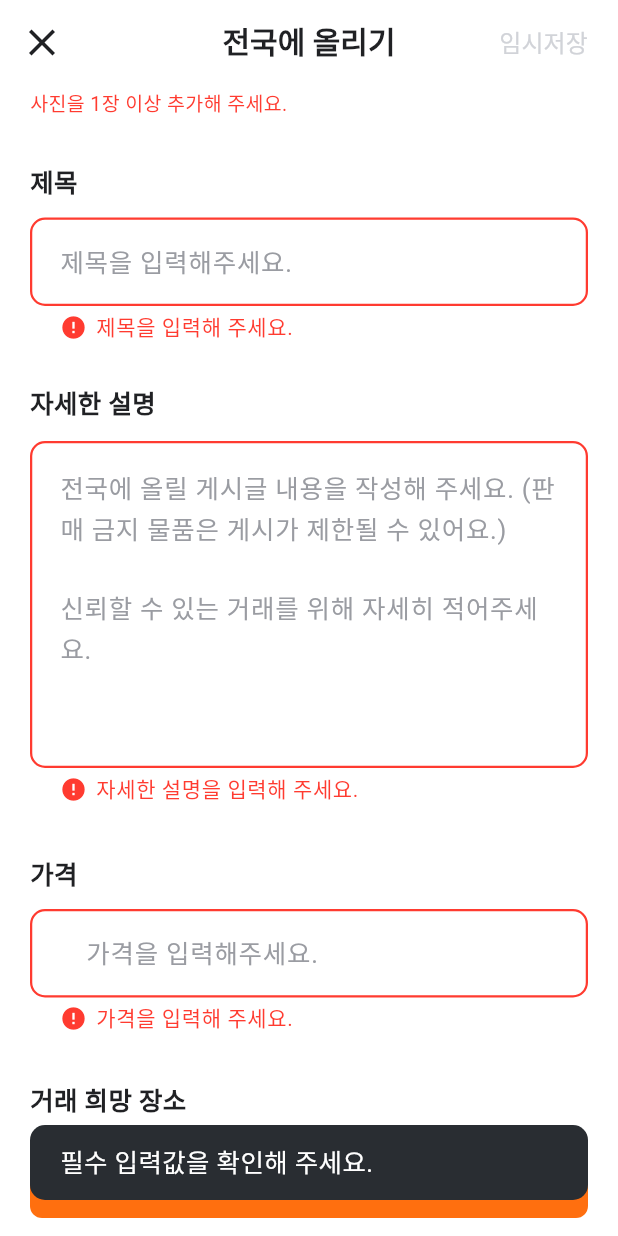
After one commit to starton-2026-team1/starton-team1-mini, a Flutter app: the ProductSellPage screen opened directly, scrolled down 111 dp, after a tap on "작성 완료", on a phone screen of 412 x 824 dp. The commit adds this screen. Run offline on Flutter 3.47's test engine with Material 3 defaults, Android fonts, the phone set to English and light mode, and no system bars; our stand-ins replace flutter_secure_storage, image_picker, shared_preferences; missing offline and left inert: photo_manager; accounts and stored records are empty.

Commit message:
[Feat] 경매 올리기, 임시저장

```diff
--- /dev/null
+++ b/frontend/lib/features/product/controllers/product_sell_controller.dart
@@ -0,0 +1,100 @@
+import 'package:flutter/material.dart';
+import 'package:flutter/services.dart';
+
+import '../models/product_sell_form.dart';
+
+enum ProductSellField { images, title, description, price, place }
+
+class ProductSellController extends ChangeNotifier {
+  ProductSellController() {
+    for (final controller in _textControllers) {
+      controller.addListener(_handleChanged);
+    }
+  }
+
+  static final priceFormatter = FilteringTextInputFormatter.digitsOnly;
+
+  final titleController = TextEditingController();
+  final descriptionController = TextEditingController();
+  final priceController = TextEditingController();
+  final placeController = TextEditingController();
+  final Map<ProductSellField, String> errors = {};
+
+  List<String> imagePaths = [];
+  bool isDirty = false;
+  List<TextEditingController> get _textControllers => [
+    titleController,
+    descriptionController,
+    priceController,
+    placeController,
+  ];
+
+  void setImages(List<String> paths) {
+    imagePaths = paths;
+    clearError(ProductSellField.images);
+    isDirty = true;
+    notifyListeners();
+  }
+
+  void clearError(ProductSellField field) {
+    if (errors.remove(field) != null) {
+      notifyListeners();
+    }
+  }
+
+  void markSaved() {
+    if (!isDirty) {
+      return;
+    }
+    isDirty = false;
+    notifyListeners();
+  }
+
+  ProductSellForm? buildForm() {
+    errors.clear();
+
+    if (imagePaths.isEmpty) {
+      errors[ProductSellField.images] = '사진을 1장 이상 추가해 주세요.';
+    }
+    if (titleController.text.trim().isEmpty) {
+      errors[ProductSellField.title] = '제목을 입력해 주세요.';
+    }
+    if (descriptionController.text.trim().isEmpty) {
+      errors[ProductSellField.description] = '자세한 설명을 입력해 주세요.';
+    }
+    final price = int.tryParse(priceController.text);
+    if (price == null || price <= 0) {
+      errors[ProductSellField.price] = '가격을 입력해 주세요.';
+    }
+    if (placeController.text.trim().isEmpty) {
+      errors[ProductSellField.place] = '거래 희망 장소를 입력해 주세요.';
+    }
+
+    notifyListeners();
+    if (errors.isNotEmpty) {
+      return null;
+    }
+
+    return ProductSellForm(
+      imagePaths: List.unmodifiable(imagePaths),
+      title: titleController.text.trim(),
+      description: descriptionController.text.trim(),
+      price: price!,
+      place: placeController.text.trim(),
+    );
+  }
+
+  void _handleChanged() {
+    isDirty = true;
+    notifyListeners();
+  }
+
+  @override
+  void dispose() {
+    for (final controller in _textControllers) {
+      controller.removeListener(_handleChanged);
+      controller.dispose();
+    }
+    super.dispose();
+  }
+}
--- /dev/null
+++ b/frontend/lib/features/product/models/product_sell_draft.dart
@@ -0,0 +1,39 @@
+class ProductSellDraft {
+  const ProductSellDraft({
+    required this.title,
+    required this.description,
+    required this.price,
+    required this.place,
+    this.imagePaths = const [],
+  });
+
+  final String title;
+  final String description;
+  final String price;
+  final String place;
+  final List<String> imagePaths;
+
+  Map<String, dynamic> toJson() {
+    return {
+      'title': title,
+      'description': description,
+      'price': price,
+      'place': place,
+      'imagePaths': imagePaths,
+    };
+  }
+
+  factory ProductSellDraft.fromJson(Map<String, dynamic> json) {
+    return ProductSellDraft(
+      title: json['title'] as String? ?? '',
+      description: json['description'] as String? ?? '',
+      price: json['price'] as String? ?? '',
+      place: json['place'] as String? ?? '',
+      imagePaths:
+          (json['imagePaths'] as List<dynamic>?)
+              ?.whereType<String>()
+              .toList() ??
+          const [],
+    );
+  }
+}
--- /dev/null
+++ b/frontend/lib/features/product/models/product_sell_form.dart
@@ -0,0 +1,15 @@
+class ProductSellForm {
+  const ProductSellForm({
+    required this.imagePaths,
+    required this.title,
+    required this.description,
+    required this.price,
+    required this.place,
+  });
+
+  final List<String> imagePaths;
+  final String title;
+  final String description;
+  final int price;
+  final String place;
+}
--- a/frontend/lib/features/product/pages/product_list_page.dart
+++ b/frontend/lib/features/product/pages/product_list_page.dart
@@ -9,6 +9,8 @@ import '../../auction/widgets/auction_draft_dialog.dart';
 import '../data/combined_product_feed.dart';
 import '../models/product_category.dart';
 import '../models/product_preview.dart';
+import '../services/product_sell_draft_storage.dart';
+import 'product_sell_page.dart';
 import '../widgets/combined_product_list.dart';
 import '../widgets/product_category_bar.dart';
 import '../widgets/product_create_menu.dart';
@@ -123,6 +125,32 @@ class _ProductListPageState extends State<ProductListPage> {
 
   Future<void> _handleCreateMenuSelected(String label) async {
     _closeCreateMenu();
+    if (label == '내 물건 팔기') {
+      final storage = ProductSellDraftStorage();
+      final draft = await storage.load();
+      if (!mounted) return;
+
+      if (draft != null) {
+        final choice = await showAuctionDraftDialog(
+          context: context,
+          title: '작성 중인 글이 있어요',
+          message: '글을 이어서 쓸까요?',
+          primaryLabel: '이어서 쓰기',
+          secondaryLabel: '새로 쓰기',
+        );
+        if (!mounted || choice == null) return;
+        if (choice == AuctionDraftChoice.secondary) {
+          await storage.clear();
+          if (!mounted) return;
+        }
+      }
+
+      await Navigator.of(
+        context,
+      ).push<void>(MaterialPageRoute(builder: (_) => const ProductSellPage()));
+      return;
+    }
+
     if (label == '경매 등록') {
       final storage = AuctionDraftStorage();
       final draft = await storage.load();
--- /dev/null
+++ b/frontend/lib/features/product/pages/product_sell_page.dart
@@ -0,0 +1,281 @@
+import 'package:flutter/material.dart';
+import 'package:frontend/shared/theme/app_colors.dart';
+import 'package:frontend/shared/widgets/app_snack_bar.dart';
+
+import '../../auction/widgets/auction_form_section.dart';
+import '../../auction/widgets/auction_draft_dialog.dart';
+import '../../auction/widgets/auction_image_picker.dart';
+import '../controllers/product_sell_controller.dart';
+import '../models/product_sell_draft.dart';
+import '../models/product_sell_form.dart';
+import '../services/product_sell_draft_storage.dart';
+
+class ProductSellPage extends StatefulWidget {
+  const ProductSellPage({this.onSubmitted, super.key});
+
+  final ValueChanged<ProductSellForm>? onSubmitted;
+
+  @override
+  State<ProductSellPage> createState() => _ProductSellPageState();
+}
+
+class _ProductSellPageState extends State<ProductSellPage> {
+  final _controller = ProductSellController();
+  final _draftStorage = ProductSellDraftStorage();
+  bool _canPop = false;
+
+  @override
+  void initState() {
+    super.initState();
+    _restoreDraft();
+  }
+
+  @override
+  void dispose() {
+    _controller.dispose();
+    super.dispose();
+  }
+
+  Future<void> _submit() async {
+    FocusScope.of(context).unfocus();
+    final form = _controller.buildForm();
+    if (form == null) {
+      showAppSnackBar(context, '필수 입력값을 확인해 주세요.');
+      return;
+    }
+
+    widget.onSubmitted?.call(form);
+    await _draftStorage.clear();
+    if (!mounted) return;
+    _controller.markSaved();
+    setState(() => _canPop = true);
+    Navigator.of(context).pop(form);
+  }
+
+  @override
+  Widget build(BuildContext context) {
+    return PopScope(
+      canPop: _canPop,
+      onPopInvokedWithResult: (didPop, _) {
+        if (!didPop) _requestClose();
+      },
+      child: Scaffold(
+        backgroundColor: AppColors.white,
+        appBar: AppBar(
+          backgroundColor: AppColors.white,
+          surfaceTintColor: AppColors.transparent,
+          centerTitle: true,
+          leading: IconButton(
+            onPressed: _requestClose,
+            icon: const Icon(Icons.close, size: 30),
+          ),
+          title: const Text(
+            '전국에 올리기',
+            style: TextStyle(fontSize: 20, fontWeight: FontWeight.w700),
+          ),
+          actions: [
+            AnimatedBuilder(
+              animation: _controller,
+              builder: (context, _) {
+                return TextButton(
+                  onPressed: _controller.isDirty ? _saveDraft : null,
+                  style: TextButton.styleFrom(
+                    foregroundColor: AppColors.textPrimary,
+                    disabledForegroundColor: AppColors.border,
+                  ),
+                  child: const Text('임시저장', style: TextStyle(fontSize: 16)),
+                );
+              },
+            ),
+            const SizedBox(width: 8),
+          ],
+        ),
+        body: SafeArea(
+          top: false,
+          child: AnimatedBuilder(
+            animation: _controller,
+            builder: (context, _) {
+              return Column(
+                children: [
+                  Expanded(
+                    child: ListView(
+                      padding: const EdgeInsets.fromLTRB(20, 18, 20, 28),
+                      children: [
+                        AuctionImagePicker(
+                          imagePaths: _controller.imagePaths,
+                          onChanged: _controller.setImages,
+                          onMessage: (message) =>
+                              showAppSnackBar(context, message),
+                          errorText:
+                              _controller.errors[ProductSellField.images],
+                        ),
+                        const SizedBox(height: 30),
+                        AuctionFormSection(
+                          title: '제목',
+                          child: AuctionTextField(
+                            controller: _controller.titleController,
+                            hintText: '제목을 입력해주세요.',
+                            errorText:
+                                _controller.errors[ProductSellField.title],
+                            onChanged: (_) =>
+                                _controller.clearError(ProductSellField.title),
+                          ),
+                        ),
+                        const SizedBox(height: 28),
+                        AuctionFormSection(
+                          title: '자세한 설명',
+                          child: AuctionTextField(
+                            controller: _controller.descriptionController,
+                            hintText:
+                                '전국에 올릴 게시글 내용을 작성해 주세요. '
+                                '(판매 금지 물품은 게시가 제한될 수 있어요.)\n\n'
+                                '신뢰할 수 있는 거래를 위해 자세히 적어주세요.',
+                            maxLines: 7,
+                            errorText: _controller
+                                .errors[ProductSellField.description],
+                            onChanged: (_) => _controller.clearError(
+                              ProductSellField.description,
+                            ),
+                          ),
+                        ),
+                        const SizedBox(height: 34),
+                        _PriceSection(controller: _controller),
+                        const SizedBox(height: 32),
+                        AuctionFormSection(
+                          title: '거래 희망 장소',
+                          child: AuctionTextField(
+                            controller: _controller.placeController,
+                            hintText: '거래 희망 장소를 입력해 주세요.',
+                            suffixIcon: const Icon(
+                              Icons.place_outlined,
+                              color: AppColors.textSecondary,
+                            ),
+                            errorText:
+                                _controller.errors[ProductSellField.place],
+                            onChanged: (_) =>
+                                _controller.clearError(ProductSellField.place),
+                          ),
+                        ),
+                      ],
+                    ),
+                  ),
+                  Padding(
+                    padding: const EdgeInsets.fromLTRB(20, 10, 20, 12),
+                    child: SizedBox(
+                      width: double.infinity,
+                      height: 56,
+                      child: FilledButton(
+                        onPressed: _submit,
+                        style: FilledButton.styleFrom(
+                          backgroundColor: AppColors.primary,
+                          foregroundColor: AppColors.white,
+                          shape: RoundedRectangleBorder(
+                            borderRadius: BorderRadius.circular(8),
+                          ),
+                        ),
+                        child: const Text(
+                          '작성 완료',
+                          style: TextStyle(
+                            fontSize: 18,
+                            fontWeight: FontWeight.w700,
+                          ),
+                        ),
+                      ),
+                    ),
+                  ),
+                ],
+              );
+            },
+          ),
+        ),
+      ),
+    );
+  }
+
+  Future<void> _saveDraft() async {
+    FocusScope.of(context).unfocus();
+    await _draftStorage.save(_createDraft());
+    if (!mounted) return;
+    _controller.markSaved();
+    showAppSnackBar(context, '게시글을 임시저장했어요.', bottomMargin: 92);
+  }
+
+  Future<void> _requestClose() async {
+    FocusScope.of(context).unfocus();
+    if (!_controller.isDirty) {
+      _popPage();
+      return;
+    }
+
+    final choice = await showAuctionDraftDialog(
+      context: context,
+      message: '작성 중인 게시글을 저장할까요?',
+      primaryLabel: '저장하기',
+      secondaryLabel: '저장 안 함',
+    );
+    if (!mounted || choice == null) return;
+
+    if (choice == AuctionDraftChoice.primary) {
+      await _draftStorage.save(_createDraft());
+      if (!mounted) return;
+      _controller.markSaved();
+    }
+    _popPage();
+  }
+
+  ProductSellDraft _createDraft() {
+    return ProductSellDraft(
+      title: _controller.titleController.text,
+      description: _controller.descriptionController.text,
+      price: _controller.priceController.text,
+      place: _controller.placeController.text,
+      imagePaths: _controller.imagePaths,
+    );
+  }
+
+  Future<void> _restoreDraft() async {
+    final draft = await _draftStorage.load();
+    if (draft == null || !mounted) return;
+
+    _controller.titleController.text = draft.title;
+    _controller.descriptionController.text = draft.description;
+    _controller.priceController.text = draft.price;
+    _controller.placeController.text = draft.place;
+    _controller.setImages(draft.imagePaths.take(10).toList());
+    _controller.markSaved();
+  }
+
+  void _popPage() {
+    setState(() => _canPop = true);
+    WidgetsBinding.instance.addPostFrameCallback((_) {
+      if (mounted) Navigator.of(context).pop();
+    });
+  }
+}
+
+class _PriceSection extends StatelessWidget {
+  const _PriceSection({required this.controller});
+
+  final ProductSellController controller;
+
+  @override
+  Widget build(BuildContext context) {
+    return AuctionFormSection(
+      title: '가격',
+      child: Column(
+        crossAxisAlignment: CrossAxisAlignment.start,
+        children: [
+          AuctionTextField(
+            controller: controller.priceController,
+            hintText: '가격을 입력해주세요.',
+            prefixText: '₩ ',
+            keyboardType: TextInputType.number,
+            inputFormatters: [ProductSellController.priceFormatter],
+            errorText: controller.errors[ProductSellField.price],
+            onChanged: (_) => controller.clearError(ProductSellField.price),
+          ),
+        ],
+      ),
+    );
+  }
+}
--- /dev/null
+++ b/frontend/lib/features/product/services/product_sell_draft_storage.dart
@@ -0,0 +1,39 @@
+import 'dart:convert';
+
+import 'package:shared_preferences/shared_preferences.dart';
+
+import '../models/product_sell_draft.dart';
+
+class ProductSellDraftStorage {
+  static const _storageKey = 'product_sell_draft';
+
+  Future<void> save(ProductSellDraft draft) async {
+    final preferences = await SharedPreferences.getInstance();
+    await preferences.setString(_storageKey, jsonEncode(draft.toJson()));
+  }
+
+  Future<ProductSellDraft?> load() async {
+    final preferences = await SharedPreferences.getInstance();
+    final value = preferences.getString(_storageKey);
+    if (value == null) {
+      return null;
+    }
+
+    try {
+      return ProductSellDraft.fromJson(
+        jsonDecode(value) as Map<String, dynamic>,
+      );
+    } on FormatException {
+      await preferences.remove(_storageKey);
+      return null;
+    } on TypeError {
+      await preferences.remove(_storageKey);
+      return null;
+    }
+  }
+
+  Future<void> clear() async {
+    final preferences = await SharedPreferences.getInstance();
+    await preferences.remove(_storageKey);
+  }
+}
```
Also changed, not shown: 3 other files.
